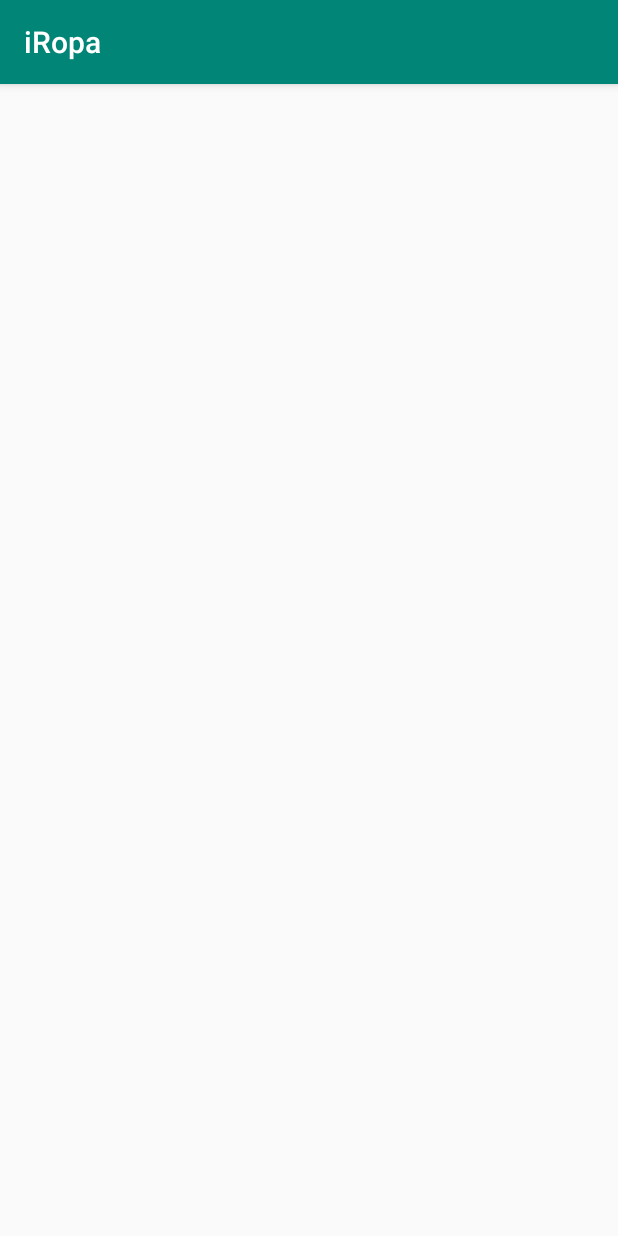
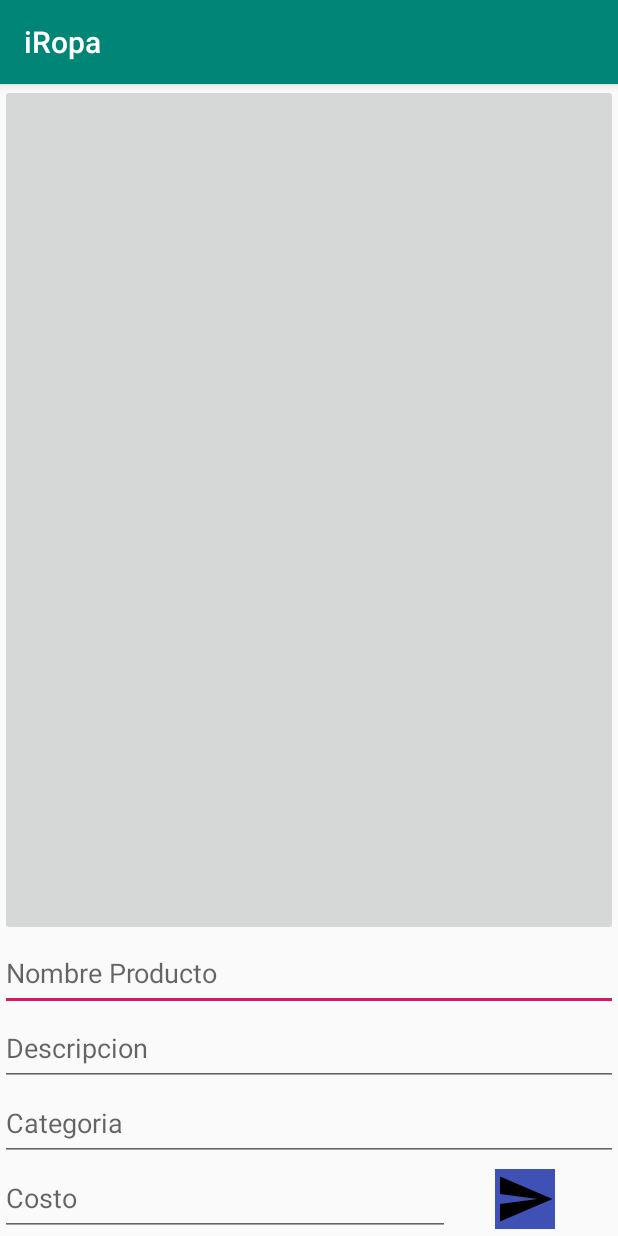
Before and after one commit to gren29/iRopa, an Android app: the Publicacion screen opened directly, with no data from a screen before it, on a phone screen of 412 x 824 dp. Run offline under Robolectric (Android 15) with nearby library versions, the phone set to English and light mode, and no system bars.

```diff
--- a/app/src/main/java/app/rsr/com/iropa/Publicacion.java
+++ b/app/src/main/java/app/rsr/com/iropa/Publicacion.java
@@ -1,13 +1,59 @@
 package app.rsr.com.iropa;
 
+import android.content.Intent;
+import android.os.Bundle;
 import android.support.v7.app.AppCompatActivity;
-import android.os.Bundle;
+import android.view.View;
+import android.widget.EditText;
+import android.widget.ImageButton;
 
 public class Publicacion extends AppCompatActivity {
+
+    ImageButton btnImagen;
+    ImageButton btnAceptar;
+
+    EditText lblProdcuto;
+    EditText lblDescripcion;
+    EditText lblCategoria;
+    EditText lblCosto;
+
+    String prodcuto;
+    String descripcion;
+    String categoria;
+    String costo;
 
     @Override
     protected void onCreate(Bundle savedInstanceState) {
         super.onCreate(savedInstanceState);
         setContentView(R.layout.activity_publicacion);
+
+        btnImagen = (ImageButton)findViewById(R.id.activityPublicidadImagen);
+        btnAceptar = (ImageButton)findViewById(R.id.activityPublicidadEnviar);
+        lblProdcuto = (EditText)findViewById(R.id.activityPublicidadProducto);
+        lblDescripcion = (EditText)findViewById(R.id.activityPublicidadDescripcion);
+        lblCategoria = (EditText)findViewById(R.id.activityPublicidadCategoria);
+        lblCosto = (EditText)findViewById(R.id.activityPublicidadCosto);
+
+        btnImagen.setOnClickListener(new View.OnClickListener() {
+            @Override
+            public void onClick(View view) {
+                btnImagen.setImageResource(R.drawable.user);
+                //Toast.makeText(getApplicationContext(),"imagen",Toast.LENGTH_SHORT).show();
+            }
+        });
+
+        btnAceptar.setOnClickListener(new View.OnClickListener() {
+            @Override
+            public void onClick(View view) {
+                prodcuto = lblProdcuto.getText().toString();
+                descripcion = lblDescripcion.getText().toString();
+                categoria = lblCategoria.getText().toString();
+                costo = lblCosto.getText().toString();
+                Intent miinten = new Intent(Publicacion.this,Home.class);
+                startActivity(miinten);
+
+                //Toast.makeText(getApplicationContext(),"enviar",Toast.LENGTH_SHORT).show();
+            }
+        });
     }
 }
--- a/app/src/main/res/layout/activity_publicacion.xml
+++ b/app/src/main/res/layout/activity_publicacion.xml
@@ -1,9 +1,63 @@
 <?xml version="1.0" encoding="utf-8"?>
-<android.support.constraint.ConstraintLayout xmlns:android="http://schemas.android.com/apk/res/android"
+<LinearLayout xmlns:android="http://schemas.android.com/apk/res/android"
     xmlns:app="http://schemas.android.com/apk/res-auto"
     xmlns:tools="http://schemas.android.com/tools"
     android:layout_width="match_parent"
+    android:orientation="vertical"
     android:layout_height="match_parent"
     tools:context=".Publicacion">
 
-</android.support.constraint.ConstraintLayout>
+    <ImageButton
+        android:id="@+id/activityPublicidadImagen"
+        android:layout_width="match_parent"
+        android:layout_height="500dp"
+        android:layout_weight="1"
+        tools:srcCompat="@tools:sample/avatars" />
+
+    <EditText
+        android:id="@+id/activityPublicidadProducto"
+        android:layout_width="match_parent"
+        android:layout_height="50dp"
+        android:hint="Nombre Producto"
+        android:inputType="textPersonName" />
+
+    <EditText
+        android:id="@+id/activityPublicidadDescripcion"
+        android:layout_width="match_parent"
+        android:layout_height="50dp"
+        android:ems="10"
+        android:hint="Descripcion"
+        android:inputType="textPersonName" />
+
+    <EditText
+        android:id="@+id/activityPublicidadCategoria"
+        android:layout_width="match_parent"
+        android:layout_height="50dp"
+        android:ems="10"
+        android:hint="Categoria"
+        android:inputType="textPersonName" />
+
+    <LinearLayout
+        android:layout_width="match_parent"
+        android:layout_height="wrap_content"
+        android:orientation="horizontal">
+
+            <EditText
+                android:id="@+id/activityPublicidadCosto"
+                android:layout_width="300dp"
+                android:layout_height="50dp"
+                android:ems="10"
+                android:hint="Costo"
+                android:inputType="textPersonName" />
+
+        <ImageButton
+            android:id="@+id/activityPublicidadEnviar"
+            android:layout_marginLeft="30dp"
+            android:layout_marginTop="5dp"
+            android:layout_width="40dp"
+            android:layout_height="40dp"
+            android:background="#3F51B5"
+            android:scaleType="fitCenter"
+            app:srcCompat="@drawable/ic_menu_send" />
+    </LinearLayout>
+</LinearLayout>
```
